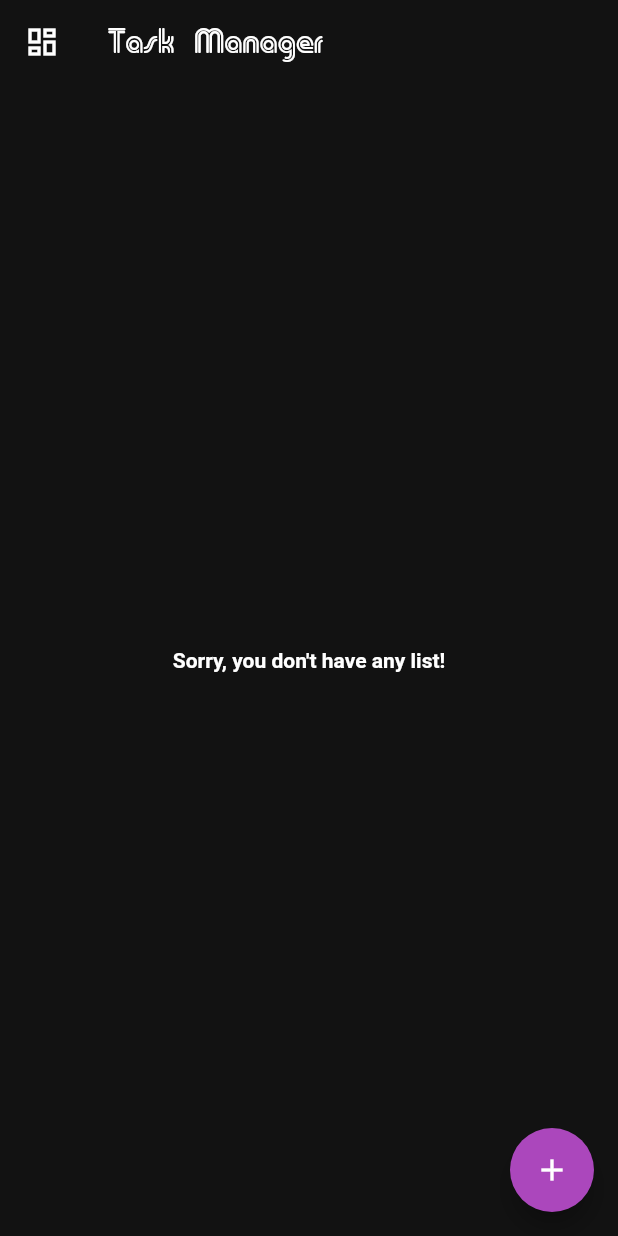
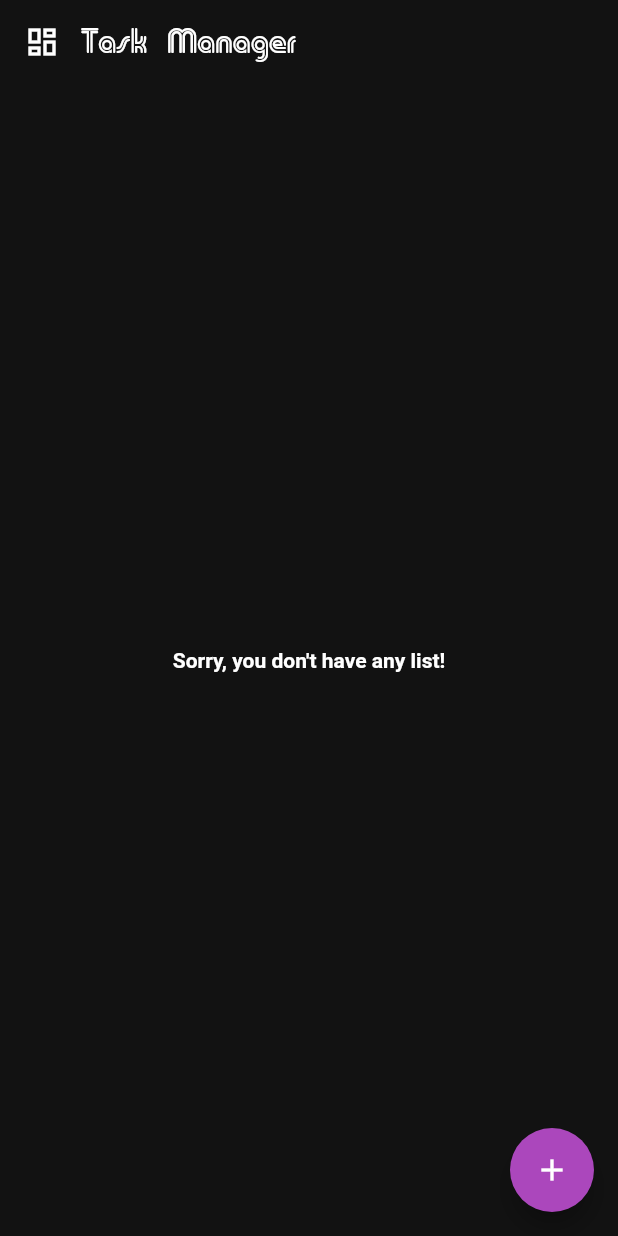
Before and after one commit to Hosara84/Task-Manager, a Flutter app: the screen it shows after launch, on a phone screen of 412 x 824 dp. Run offline on Flutter 3.47's test engine with Material 2 defaults, Android fonts, the phone set to English and light mode, and no system bars.

```diff
--- a/lib/layout/layoutMain.dart
+++ b/lib/layout/layoutMain.dart
@@ -27,6 +27,15 @@ class _MainLayoutState extends State<MainLayout> {
     Menu("Homepage", Icons.home_outlined, "home"),
     Menu("About", Icons.info_outline, "about")
   ];
+  var imgProfile;
+  @override
+  void initState() {
+    imgProfile = Image.asset(
+      "img/img_avatar.png",
+      width: 50,
+    );
+    super.initState();
+  }
 
   @override
   Widget build(BuildContext context) {
@@ -35,11 +44,14 @@ class _MainLayoutState extends State<MainLayout> {
       appBar: AppBar(
         backgroundColor: Colors.transparent,
         elevation: 0,
-        title: Text(
-          widget.title,
-          style: TextStyle(
-              fontFamily: mainTheme.headerFontFace,
-              fontSize: 23
+        title: Align(
+          alignment: Alignment(-1.2, 0),
+          child: Text(
+            widget.title,
+            style: TextStyle(
+                fontFamily: mainTheme.headerFontFace,
+                fontSize: 23
+            ),
           ),
         ),
         leading: Builder(
@@ -94,10 +106,7 @@ class _MainLayoutState extends State<MainLayout> {
                         crossAxisAlignment: CrossAxisAlignment.start,
                         children: [
                           ClipRRect(
-                            child: Image.asset(
-                              "img/img_avatar.png",
-                              width: 50,
-                            ),
+                            child: imgProfile,
                             borderRadius: BorderRadius.circular(8),
                           ),
                           SizedBox(
```
